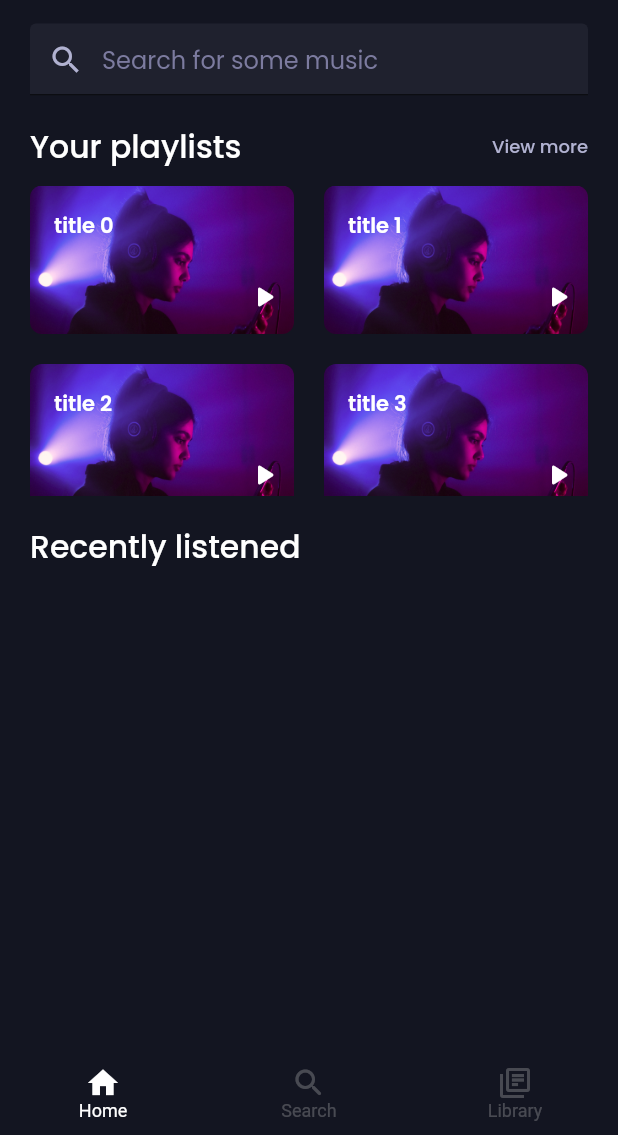
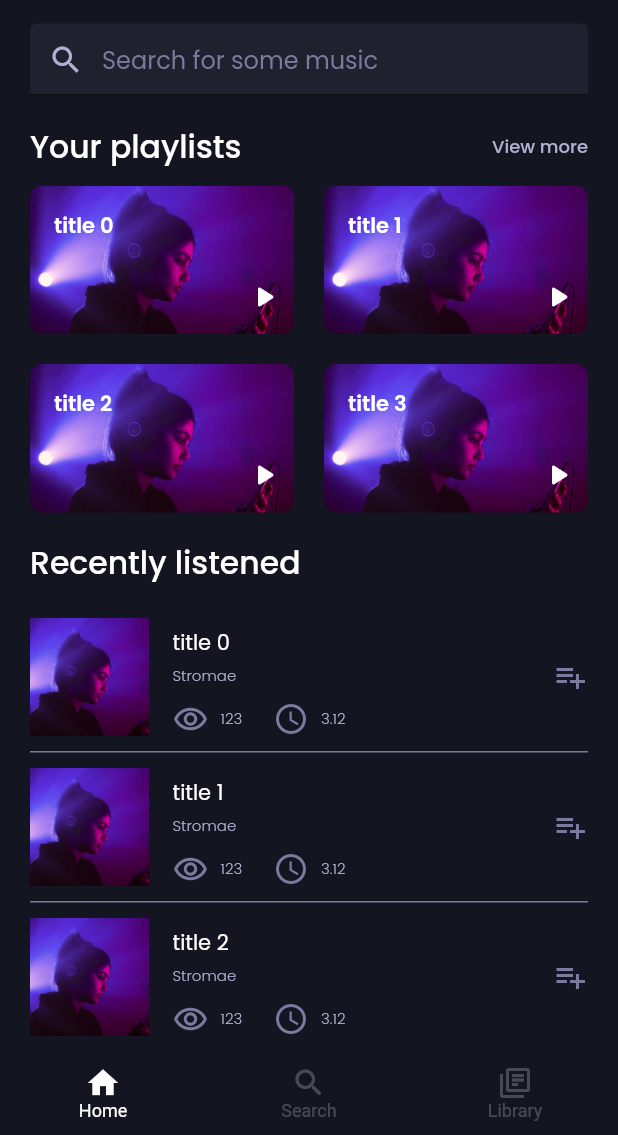
Before and after one commit to DannyPX/rabble, a Flutter app: the MainPage screen opened directly, on a phone screen of 412 x 824 dp, the part 101-1236 px from its top. Run offline on Flutter 3.47's test engine with Material 2 defaults, Android fonts, the phone set to English and light mode, and no system bars; drawn by our look-alikes of searchfield; our stand-ins replace flutter_svg.

Commit message:
Added recently listened list to homepage

```diff
--- a/lib/components/lists/playlist_grid.dart
+++ b/lib/components/lists/playlist_grid.dart
@@ -16,9 +16,10 @@ class PlaylistGrid extends StatelessWidget {
 
   @override
   Widget build(BuildContext context) {
-    return Container(
-      height: 207,
-      child: GridView.builder(
+    return GridView.builder(
+      shrinkWrap: true,
+      primary: true,
+      physics: const NeverScrollableScrollPhysics(),
       gridDelegate: const SliverGridDelegateWithMaxCrossAxisExtent(
         maxCrossAxisExtent: 200,
         childAspectRatio: 16 / 9,
@@ -33,7 +34,6 @@ class PlaylistGrid extends StatelessWidget {
             playlistNavigation: playlists[index]['playlistNavigation'],
             imageUrl: playlists[index]['imageUrl']);
       },
-      ),
     );
   }
 }
--- a/lib/views/home.dart
+++ b/lib/views/home.dart
@@ -1,4 +1,5 @@
 import 'package:flutter/material.dart';
+import 'package:rabble/components/cards/song_row.dart';
 import 'package:rabble/components/lists/playlist_grid.dart';
 import 'package:rabble/components/titles/page_title.dart';
 import 'package:rabble/components/search_input.dart';
@@ -20,7 +21,41 @@ class HomePage extends StatelessWidget {
         PlaylistGrid(),
         const SizedBox(height: 16.0),
         const SecondTitle(title: "Recently listened", buttonTitle: ""),
+        RecentlyListened(),
       ],
     );
   }
 }
+
+class RecentlyListened extends StatelessWidget {
+  RecentlyListened({Key? key}) : super(key: key);
+
+  final List<Map> songs = List.generate(
+      5,
+      (index) => {
+            "title": "title $index",
+            "subtitle": "Stromae",
+            "imageUrl": "assets/images/onboarding.jpg",
+            "views": 123,
+            "time": 3.12,
+          }).toList();
+
+  @override
+  Widget build(BuildContext context) {
+    return ListView.builder(
+      shrinkWrap: true,
+      primary: true,
+      physics: const NeverScrollableScrollPhysics(),
+      itemCount: songs.length,
+      itemBuilder: (ctx, index) {
+        return SongRow(
+          title: songs[index]['title'],
+          subtitle: songs[index]['subtitle'],
+          imageUrl: songs[index]['imageUrl'],
+          views: songs[index]['views'],
+          time: songs[index]['time'],
+        );
+      },
+    );
+  }
+}
--- a/lib/views/main.dart
+++ b/lib/views/main.dart
@@ -33,10 +33,12 @@ class _HomePageState extends State<MainPage> {
       // MADE THIS A STACK FOR CURRENTLY PLAYING CARD ADDED LATER
       body: Stack(
         children: [
-          SafeArea(
-            child: Padding(
-              padding: EdgeInsets.symmetric(horizontal: 20.0),
-              child: _widgetOptions.elementAt(_selectedIndex),
+          SingleChildScrollView(
+            child: SafeArea(
+              child: Padding(
+                padding: const EdgeInsets.symmetric(horizontal: 20.0),
+                child: _widgetOptions.elementAt(_selectedIndex),
+              ),
             ),
           ),
         ],
```
Lines whose indentation alone changed are shown as unchanged.
